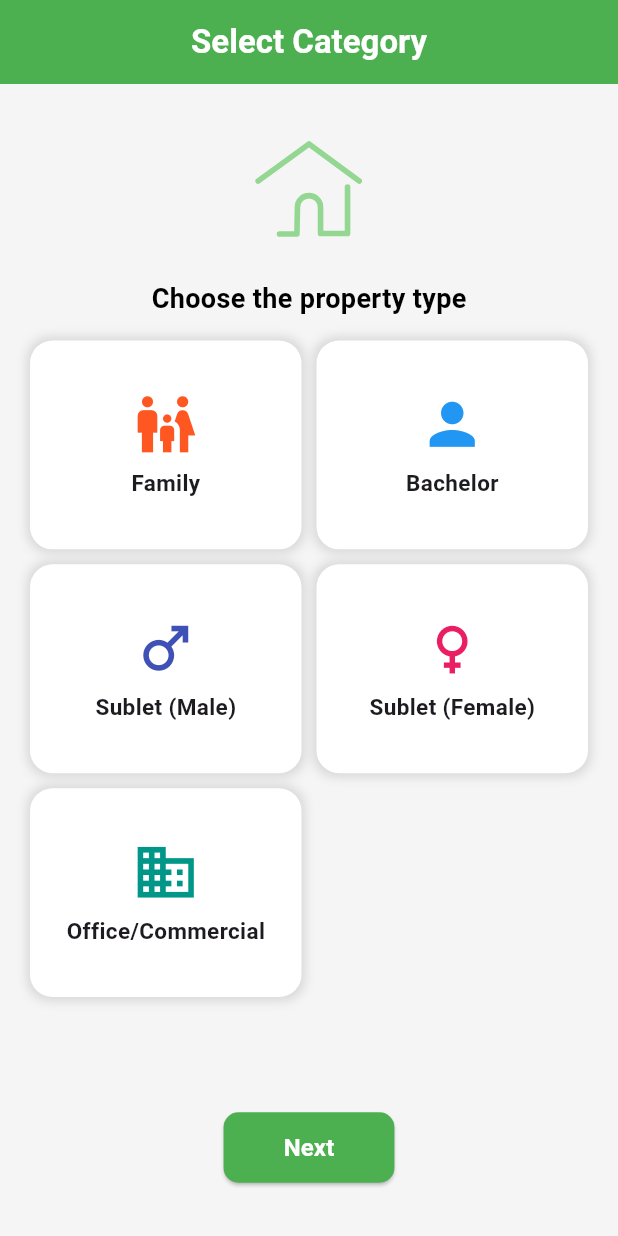
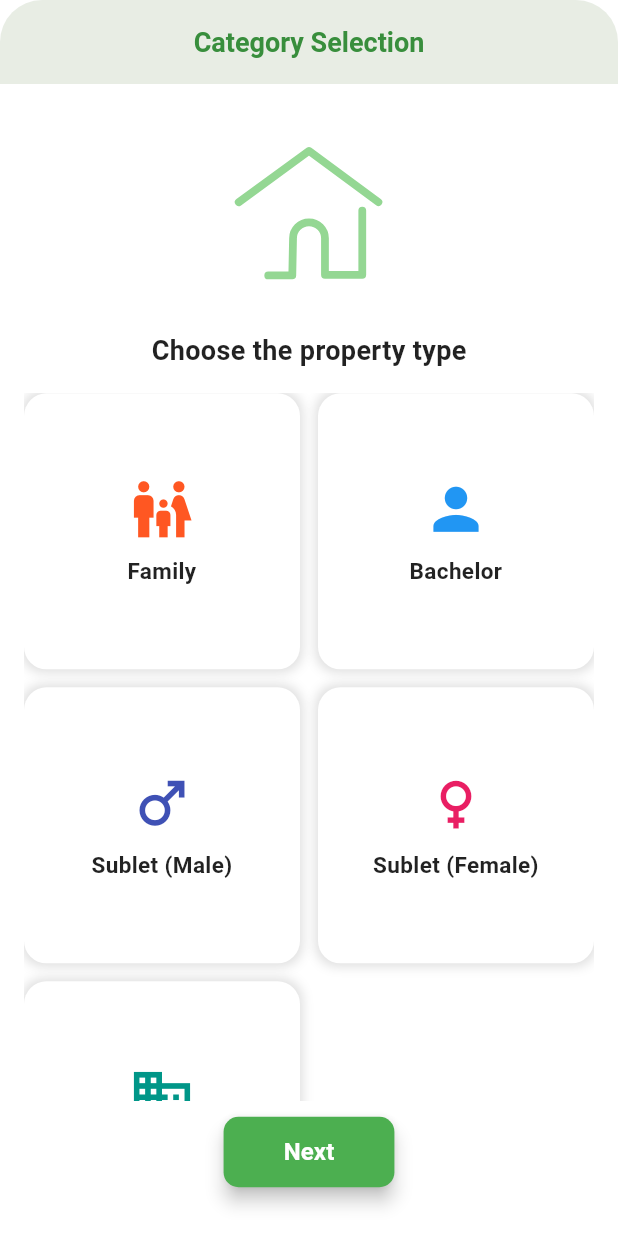
Before and after one commit to ashib11/Nestmate, a Flutter app: the CategorySelectionPage screen opened directly, on a phone screen of 412 x 824 dp. Run offline on Flutter 3.47's test engine with Material 3 defaults, Android fonts, the phone set to English and light mode, and no system bars; our stand-ins replace cloud_firestore, firebase_auth, firebase_core, flutter_svg, image_picker, lottie and 1 more; missing offline and left inert: firestore_cache; accounts and stored records are empty.

Commit message:
updated category selection

```diff
--- a/lib/screens/category_selection.dart
+++ b/lib/screens/category_selection.dart
@@ -2,16 +2,14 @@ import 'package:flutter/material.dart';
 import 'package:lottie/lottie.dart';
 import 'property_details.dart';
 
-// Stateful widget for category selection page
 class CategorySelectionPage extends StatefulWidget {
   @override
   _CategorySelectionPageState createState() => _CategorySelectionPageState();
 }
 
 class _CategorySelectionPageState extends State<CategorySelectionPage> {
-  String? selectedCategory; // Stores the selected category
+  String? selectedCategory;
 
-  // List of categories with name, icon, and color
   final List<Map<String, dynamic>> categories = [
     {"name": "Family", "icon": Icons.family_restroom, "color": Colors.deepOrange},
     {"name": "Bachelor", "icon": Icons.person, "color": Colors.blue},
@@ -20,71 +18,107 @@ class _CategorySelectionPageState extends State<CategorySelectionPage> {
     {"name": "Office/Commercial", "icon": Icons.business, "color": Colors.teal},
   ];
 
-  // Function to navigate to the next page if a category is selected
   void _navigateNext() {
     if (selectedCategory != null) {
       Navigator.push(
         context,
-        MaterialPageRoute(builder: (_) => PropertyDetailsPage(category: selectedCategory!)),
+        PageRouteBuilder(
+          transitionDuration: Duration(milliseconds: 400),
+          pageBuilder: (_, __, ___) => PropertyDetailsPage(category: selectedCategory!),
+          transitionsBuilder: (_, animation, __, child) {
+            return SlideTransition(
+              position: Tween<Offset>(
+                begin: Offset(1, 0),
+                end: Offset.zero,
+              ).animate(animation),
+              child: child,
+            );
+          },
+        ),
       );
     } else {
       ScaffoldMessenger.of(context).showSnackBar(
-          SnackBar(content: Text("Please select a category")));
+        SnackBar(content: Text("Please select a category")),
+      );
     }
   }
 
   @override
   Widget build(BuildContext context) {
-    double screenWidth = MediaQuery.of(context).size.width; // Get screen width for responsiveness
+    double screenWidth = MediaQuery.of(context).size.width;
 
     return Scaffold(
-      backgroundColor: Colors.grey[100], // Light background color
+      backgroundColor: Colors.white,
       appBar: AppBar(
-        title: Text("Select Category", style: TextStyle(
-            color: Colors.white,
-            fontWeight: FontWeight.bold)),
+        backgroundColor: Color(0xFFF1F8E9),
+        elevation: 2,
         centerTitle: true,
-        backgroundColor: Colors.green, // Green app bar
-        iconTheme: IconThemeData(color: Colors.white), // White icons
+        title: Text(
+          'Category Selection',
+          style: TextStyle(
+            color: Color(0xFF388E3C),
+            fontWeight: FontWeight.bold,
+            fontSize: 18,
           ),
-      body: Padding(
-        padding: EdgeInsets.symmetric(horizontal: 20, vertical: 10),
+        ),
+        shape: RoundedRectangleBorder(
+          borderRadius: BorderRadius.vertical(
+            top: Radius.elliptical(28, 28),
+          ),
+        ),
+        toolbarHeight: 56,
+      ),
+      body: LayoutBuilder(
+        builder: (context, constraints) {
+          return Padding(
+            padding: EdgeInsets.symmetric(horizontal: 16, vertical: 12),
             child: Column(
               children: [
+                SizedBox(height: 5),
+                Lottie.asset(
+                  'assets/home.json',
+                  height: constraints.maxHeight * 0.18,
+                  fit: BoxFit.contain,
+                  frameRate: FrameRate(60),
+                ),
                 SizedBox(height: 10),
-            // Lottie animation for visual appeal
-            Lottie.asset('assets/home.json', height: 100, frameRate: FrameRate(60)),
-            SizedBox(height: 10),
-            // Title text for category selection
                 Text(
                   "Choose the property type",
-              style: TextStyle(fontSize: 18, fontWeight: FontWeight.bold, color: Colors.black),
+                  style: TextStyle(
+                    fontSize: 18,
+                    fontWeight: FontWeight.bold,
+                    color: Colors.black87,
+                  ),
                 ),
                 SizedBox(height: 15),
-            // Grid view for category selection
                 Expanded(
                   child: GridView.builder(
-                physics: NeverScrollableScrollPhysics(), // Prevent scrolling
+                    itemCount: categories.length,
+                    padding: EdgeInsets.zero,
                     gridDelegate: SliverGridDelegateWithFixedCrossAxisCount(
-                  crossAxisCount: screenWidth < 600 ? 2 : 3, // Responsive grid layout
-                  childAspectRatio: 1.3, // Adjust aspect ratio for better fit
-                  crossAxisSpacing: 10, // Spacing between grid items
-                  mainAxisSpacing: 10,
+                      crossAxisCount: screenWidth < 600 ? 2 : 3,
+                      mainAxisSpacing: 12,
+                      crossAxisSpacing: 12,
+                      childAspectRatio: 1,
                     ),
-                itemCount: categories.length, // Number of categories
                     itemBuilder: (context, index) {
                       var category = categories[index];
+                      bool isSelected = selectedCategory == category["name"];
                       return GestureDetector(
                         onTap: () {
                           setState(() {
-                        selectedCategory = category["name"]; // Update selected category
+                            selectedCategory = category["name"];
                           });
                         },
                         child: AnimatedContainer(
-                      duration: Duration(milliseconds: 300), // Smooth animation
+                          duration: Duration(milliseconds: 300),
                           decoration: BoxDecoration(
-                        color: selectedCategory == category["name"] ? Colors.green[300] : Colors.white, // Highlight selection
-                        borderRadius: BorderRadius.circular(15), // Rounded corners
+                            color: isSelected ? Colors.green[300] : Colors.white,
+                            borderRadius: BorderRadius.circular(15),
+                            border: Border.all(
+                              color: isSelected ? Colors.green : Colors.transparent,
+                              width: 2,
+                            ),
                             boxShadow: [
                               BoxShadow(
                                 color: Colors.black12,
@@ -96,10 +130,25 @@ class _CategorySelectionPageState extends State<CategorySelectionPage> {
                           child: Column(
                             mainAxisAlignment: MainAxisAlignment.center,
                             children: [
-                          Icon(category["icon"], size: 45, color: category["color"]), // Category icon
-                          SizedBox(height: 6),
-                          Text(category["name"],
-                              style: TextStyle(fontSize: 15, fontWeight: FontWeight.w600)), // Category name
+                              AnimatedScale(
+                                scale: isSelected ? 1.1 : 1.0,
+                                duration: Duration(milliseconds: 200),
+                                child: Icon(
+                                  category["icon"],
+                                  size: 45,
+                                  color: category["color"],
+                                ),
+                              ),
+                              SizedBox(height: 8),
+                              Text(
+                                category["name"],
+                                textAlign: TextAlign.center,
+                                style: TextStyle(
+                                  fontSize: 15,
+                                  fontWeight: FontWeight.w600,
+                                  color: Colors.black87,
+                                ),
+                              ),
                             ],
                           ),
                         ),
@@ -107,22 +156,31 @@ class _CategorySelectionPageState extends State<CategorySelectionPage> {
                     },
                   ),
                 ),
-            SizedBox(height: 15),
-            // Next button to navigate to the property details page
+                SizedBox(height: 10),
                 ElevatedButton(
                   onPressed: _navigateNext,
-              child: Text("Next", style: TextStyle(
+                  child: Text(
+                    "Next",
+                    style: TextStyle(
                       color: Colors.white,
-                  fontSize: 16, fontWeight: FontWeight.bold)),
+                      fontSize: 16,
+                      fontWeight: FontWeight.bold,
+                    ),
+                  ),
                   style: ElevatedButton.styleFrom(
                     padding: EdgeInsets.symmetric(horizontal: 40, vertical: 12),
-                backgroundColor: Colors.green, // Green button
-                shape: RoundedRectangleBorder(borderRadius: BorderRadius.circular(10)),
+                    backgroundColor: Colors.green,
+                    shape: RoundedRectangleBorder(
+                      borderRadius: BorderRadius.circular(10),
+                    ),
+                    elevation: 5,
                   ),
                 ),
-            SizedBox(height: 25),
+                SizedBox(height: 20),
               ],
             ),
+          );
+        },
       ),
     );
   }
```
Lines whose indentation alone changed are shown as unchanged.
